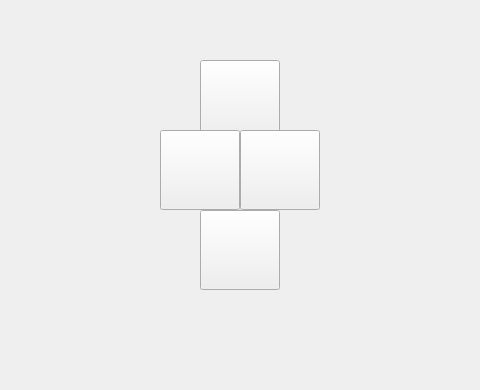
Qt form client/windows/gamewindow.ui (HFDLYS/HeartstringsResonance) before a commit; both pictures show x 380 to 860 and y 330 to 720 of the 1280 by 720 pixel window.
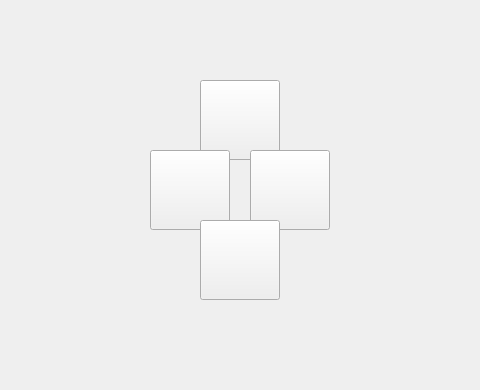
The same form after that commit. Icons and pictures are not drawn.

Diff of the .ui file:
```diff
--- a/client/windows/gamewindow.ui
+++ b/client/windows/gamewindow.ui
@@ -48,7 +48,7 @@
      <property name="geometry">
       <rect>
        <x>580</x>
-       <y>390</y>
+       <y>410</y>
        <width>80</width>
        <height>80</height>
       </rect>
@@ -69,8 +69,8 @@
     <widget class="QPushButton" name="skill3_button">
      <property name="geometry">
       <rect>
-       <x>620</x>
-       <y>460</y>
+       <x>630</x>
+       <y>480</y>
        <width>80</width>
        <height>80</height>
       </rect>
@@ -95,8 +95,8 @@
     <widget class="QPushButton" name="skill2_button">
      <property name="geometry">
       <rect>
-       <x>540</x>
-       <y>460</y>
+       <x>530</x>
+       <y>480</y>
        <width>80</width>
        <height>80</height>
       </rect>
@@ -222,7 +222,7 @@
      <property name="geometry">
       <rect>
        <x>580</x>
-       <y>540</y>
+       <y>550</y>
        <width>80</width>
        <height>80</height>
       </rect>
```
Left out of the diff: 19 changed lines with no effect on the pictures.
